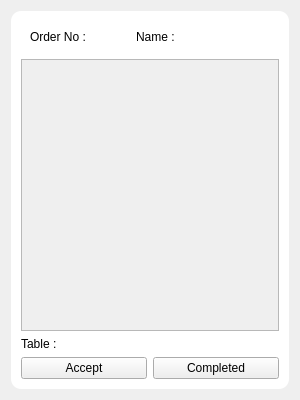
Old version of the form widget/orderWindow/customWidget/orderdatawidget.ui in the repository Anmol-A-jain/kitchenDyner.
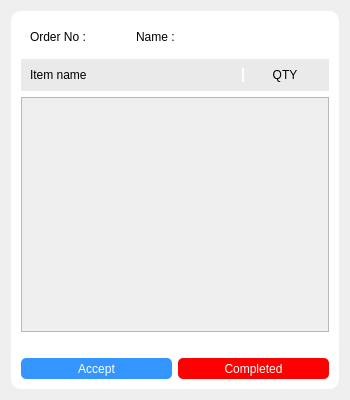
New version of the form.

Diff of the .ui file:
```diff
--- a/widget/orderWindow/customWidget/orderdatawidget.ui
+++ b/widget/orderWindow/customWidget/orderdatawidget.ui
@@ -6,19 +6,19 @@
    <rect>
     <x>0</x>
     <y>0</y>
-    <width>300</width>
+    <width>350</width>
     <height>400</height>
    </rect>
   </property>
   <property name="minimumSize">
    <size>
-    <width>300</width>
+    <width>350</width>
     <height>400</height>
    </size>
   </property>
   <property name="maximumSize">
    <size>
-    <width>300</width>
+    <width>350</width>
     <height>400</height>
    </size>
   </property>
@@ -98,6 +98,48 @@
         </layout>
        </widget>
       </item>
+      <item>
+       <widget class="QWidget" name="horizontalWidget" native="true">
+        <property name="styleSheet">
+         <string notr="true">background-color: rgb(234, 234, 234);</string>
+        </property>
+        <layout class="QHBoxLayout" name="horizontalLayout_4">
+         <item>
+          <widget class="QLabel" name="label_2">
+           <property name="styleSheet">
+            <string notr="true">border-right:2px solid white;
+</string>
+           </property>
+           <property name="text">
+            <string>Item name</string>
+           </property>
+          </widget>
+         </item>
+         <item>
+          <widget class="QLabel" name="label">
+           <property name="minimumSize">
+            <size>
+             <width>70</width>
+             <height>0</height>
+            </size>
+           </property>
+           <property name="maximumSize">
+            <size>
+             <width>70</width>
+             <height>16777215</height>
+            </size>
+           </property>
+           <property name="text">
+            <string>QTY</string>
+           </property>
+           <property name="alignment">
+            <set>Qt::AlignCenter</set>
+           </property>
+          </widget>
+         </item>
+        </layout>
+       </widget>
+      </item>
       <item>
        <widget class="QScrollArea" name="scrollArea">
         <property name="widgetResizable">
@@ -108,8 +150,8 @@
           <rect>
            <x>0</x>
            <y>0</y>
-           <width>260</width>
-           <height>273</height>
+           <width>310</width>
+           <height>252</height>
           </rect>
          </property>
          <layout class="QVBoxLayout" name="verticalLayout_4">
@@ -135,13 +177,6 @@
       </item>
       <item>
        <layout class="QHBoxLayout" name="horizontalLayout_2">
-        <item>
-         <widget class="QLabel" name="lblTbl">
-          <property name="text">
-           <string>Table :</string>
-          </property>
-         </widget>
-        </item>
         <item>
          <widget class="QLabel" name="lblOrderType">
           <property name="minimumSize">
@@ -166,14 +201,36 @@
       <item>
        <layout class="QHBoxLayout" name="horizontalLayout_3">
         <item>
-         <widget class="QPushButton" name="pushButton_2">
+         <widget class="QPushButton" name="btnAccepted">
+          <property name="minimumSize">
+           <size>
+            <width>0</width>
+            <height>21</height>
+           </size>
+          </property>
+          <property name="styleSheet">
+           <string notr="true">background-color: #3495fe;
+color: white;
+border-radius:5px;</string>
+          </property>
           <property name="text">
            <string>Accept</string>
           </property>
          </widget>
         </item>
         <item>
-         <widget class="QPushButton" name="pushButton">
+         <widget class="QPushButton" name="btnComplete">
+          <property name="minimumSize">
+           <size>
+            <width>0</width>
+            <height>21</height>
+           </size>
+          </property>
+          <property name="styleSheet">
+           <string notr="true">background-color: red;
+color: white;
+border-radius:5px;</string>
+          </property>
           <property name="text">
            <string>Completed</string>
           </property>
```
Left out of the diff: 6 changed lines with no effect on the pictures.
